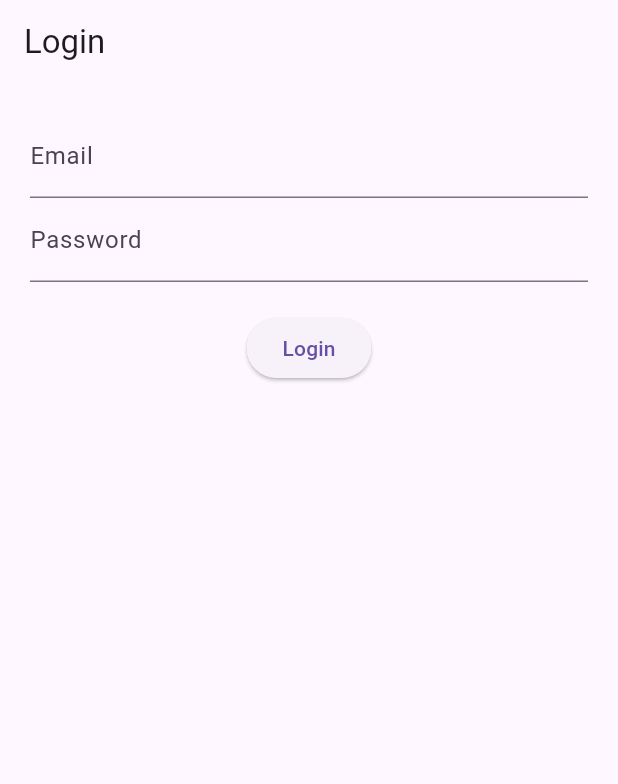
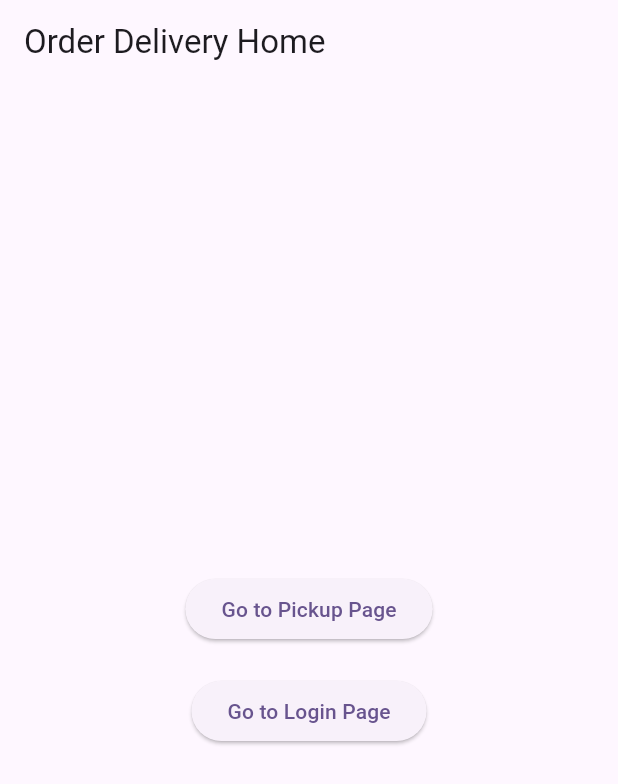
Before and after one commit to Bedestrian/Ashraf_Intern_Project, a Flutter app: the screen it shows after launch, on a phone screen of 412 x 824 dp. Shown: the top 784 px of the screen. Run offline on Flutter 3.47's test engine with Material 3 defaults, Android fonts, the phone set to English and light mode, and no system bars.

Commit message:
2nd commit

```diff
--- a/lib/main.dart
+++ b/lib/main.dart
@@ -1,5 +1,7 @@
 import 'package:flutter/material.dart';
 import 'pages/login_page.dart';
+import 'pages/product_page.dart';
+import 'pages/home_page.dart'; // do not import pickup_page here anymore
 
 void main() {
   runApp(const MyApp());
@@ -11,10 +13,16 @@ class MyApp extends StatelessWidget {
   @override
   Widget build(BuildContext context) {
     return MaterialApp(
-      title: 'Order & Delivery Demo',
-      theme: ThemeData(primarySwatch: Colors.blue),
-      home: const LoginPage(),
-      debugShowCheckedModeBanner: false,
+      title: 'Order Delivery Demo',
+      theme: ThemeData(
+        colorScheme: ColorScheme.fromSeed(seedColor: Colors.deepPurple),
+        useMaterial3: true,
+      ),
+      initialRoute: '/',
+      routes: {
+        '/': (context) => const HomePage(),
+        // Don't include pickup here since it requires a parameter
+      },
     );
   }
 }
--- /dev/null
+++ b/lib/pages/home_page.dart
@@ -0,0 +1,46 @@
+import 'package:flutter/material.dart';
+import 'pickup_page.dart';
+import 'login_page.dart';
+
+class HomePage extends StatelessWidget {
+  const HomePage({super.key});
+
+  @override
+  Widget build(BuildContext context) {
+    return Scaffold(
+      appBar: AppBar(title: const Text('Order Delivery Home')),
+      body: Column(
+        mainAxisAlignment: MainAxisAlignment.center,
+        children: [
+          Center(
+            child: ElevatedButton(
+              onPressed: () {
+                Navigator.push(
+                  context,
+                  MaterialPageRoute(
+                    builder: (context) => const PickupPage(robotIp: '127.0.0.1'),
+                  ),
+                );
+              },
+              child: const Text('Go to Pickup Page'),
+            ),
+          ),
+          const SizedBox(height: 20),
+          Center(
+            child: ElevatedButton(
+              onPressed: () {
+                Navigator.push(
+                  context,
+                  MaterialPageRoute(
+                    builder: (context) => const LoginPage(),
+                  ),
+                );
+              },
+              child: const Text('Go to Login Page'),
+            ),
+          ),
+        ],
+      ),
+    );
+  }
+}
```
Also changed, not shown: lib/pages/pickup_page.dart (added, +103 -0 lines), 1 other file.
